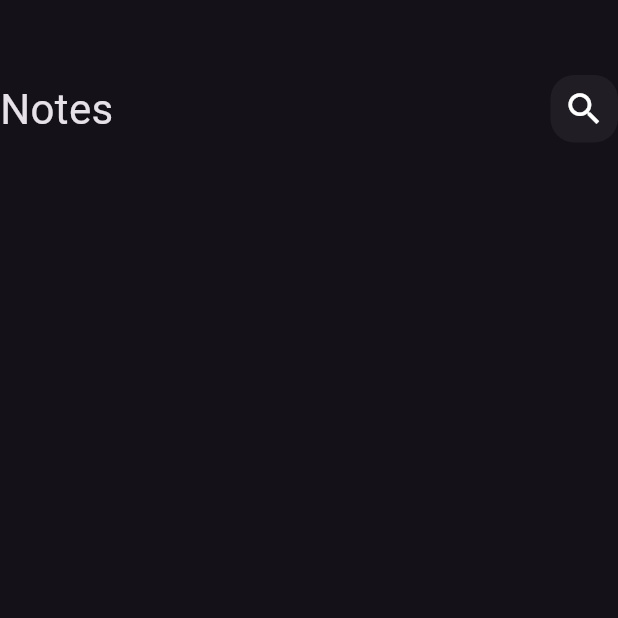
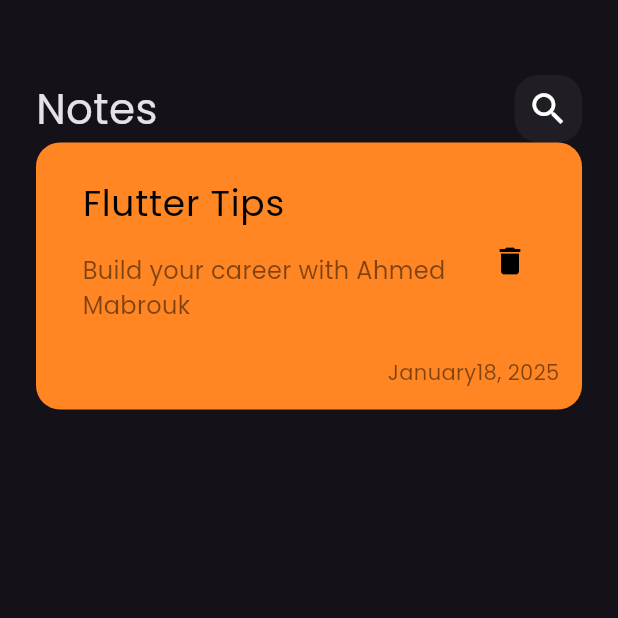
Before and after one commit to Ahmedmabrouk7/notes_app, a Flutter app: the screen it shows after launch, on a phone screen of 412 x 824 dp, the top half of it. Run offline on Flutter 3.47's test engine with Material 3 defaults, Android fonts, the phone set to English and light mode, and no system bars.

Commit message:
add font & custom note item

```diff
--- a/lib/main.dart
+++ b/lib/main.dart
@@ -12,7 +12,10 @@ class NotesApp extends StatelessWidget {
   @override
   Widget build(BuildContext context) {
     return MaterialApp(
-      theme: ThemeData.dark(),
+      theme: ThemeData(
+        brightness: Brightness.dark,
+        fontFamily: 'Poppins',
+      ),
       home: const NotesView(),
     );
   }
--- /dev/null
+++ b/lib/views/widgets/custom_note_item.dart
@@ -0,0 +1,59 @@
+import 'package:flutter/material.dart';
+
+
+class NoteItem extends StatelessWidget {
+  const NoteItem({super.key});
+
+  @override
+  Widget build(BuildContext context) {
+    return Container(
+      padding: const EdgeInsets.only(top: 15, bottom: 15, left: 15),
+      decoration: BoxDecoration(
+        color: const Color.fromARGB(255, 255, 134, 35),
+        borderRadius: BorderRadius.circular(16),
+      ),
+      child: Column(
+        crossAxisAlignment: CrossAxisAlignment.end,
+        children: [
+          ListTile(
+            title: const Text(
+              'Flutter Tips',
+              style: TextStyle(
+                color: Colors.black,
+                fontSize: 24,
+              ),
+            ),
+            subtitle: Padding(
+              padding: const EdgeInsets.only(top: 15, bottom: 15),
+              child: Text(
+                'Build your career with Ahmed Mabrouk',
+                style: TextStyle(
+                  // ignore: deprecated_member_use
+                  color: Colors.black.withOpacity(0.5),
+                  fontSize: 16,
+                ),
+              ),
+            ),
+            trailing: IconButton(
+              onPressed: () {},
+              icon: Icon(Icons.delete),
+              color: Colors.black,
+              iconSize: 24,
+            ),
+          ),
+          Padding(
+            padding: const EdgeInsets.only(right: 15),
+            child: Text(
+              'January18, 2025',
+              style: TextStyle(
+                // ignore: deprecated_member_use
+                color: Colors.black.withOpacity(0.5),
+                fontSize: 14,
+              ),
+            ),
+          ),
+        ],
+      ),
+    );
+  }
+}
--- a/lib/views/widgets/notes_view_body.dart
+++ b/lib/views/widgets/notes_view_body.dart
@@ -1,4 +1,5 @@
 import 'package:flutter/material.dart';
+import 'package:noteapp/views/widgets/custom_note_item.dart';
 
 import 'custom_app_bar.dart';
 
@@ -7,13 +8,17 @@ class NotesViewBody extends StatelessWidget {
 
   @override
   Widget build(BuildContext context) {
-    return Column(
+    return Padding(
+      padding: const EdgeInsets.symmetric(horizontal: 24),
+      child: Column(
         children: const [
           SizedBox(
             height: 50,
           ),
           CustomAppBar(),
+          NoteItem(),
         ],
+      ),
     );
   }
 }
```
Also changed, not shown: pubspec.yaml (+5 -11 lines), assets/fonts/Poppins-Regular.ttf (added). Lines whose indentation alone changed are shown as unchanged.
